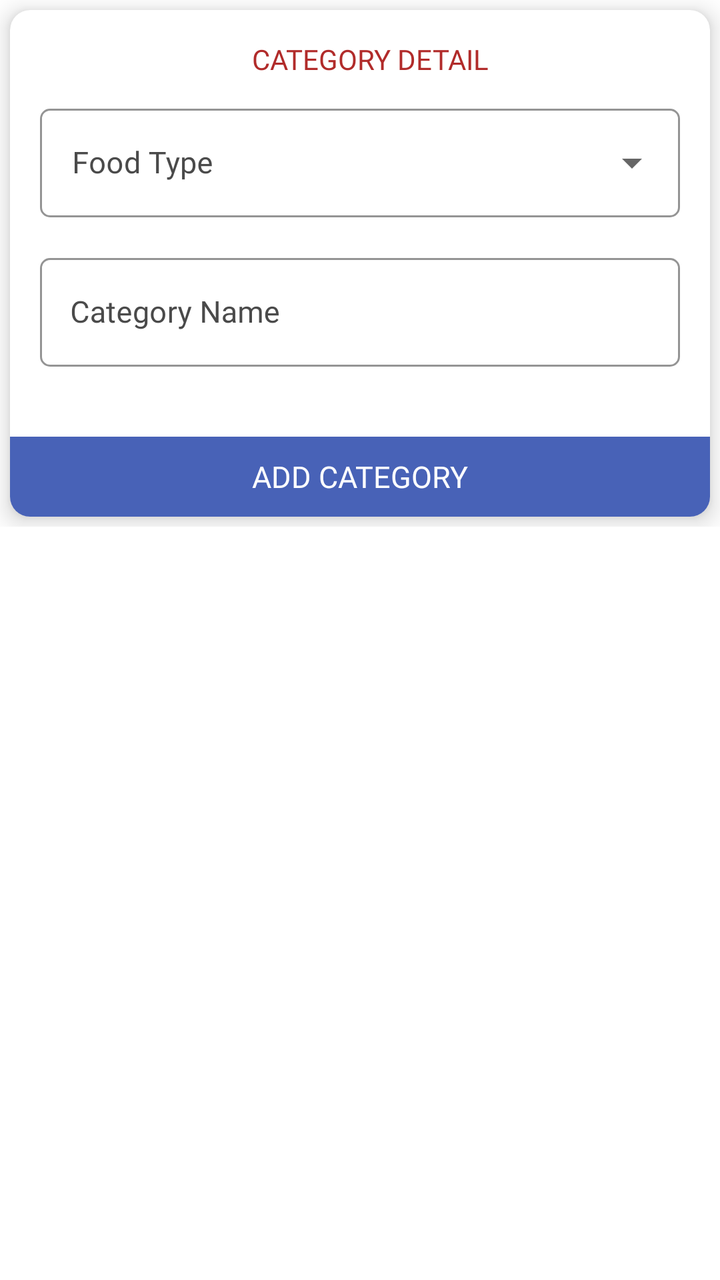
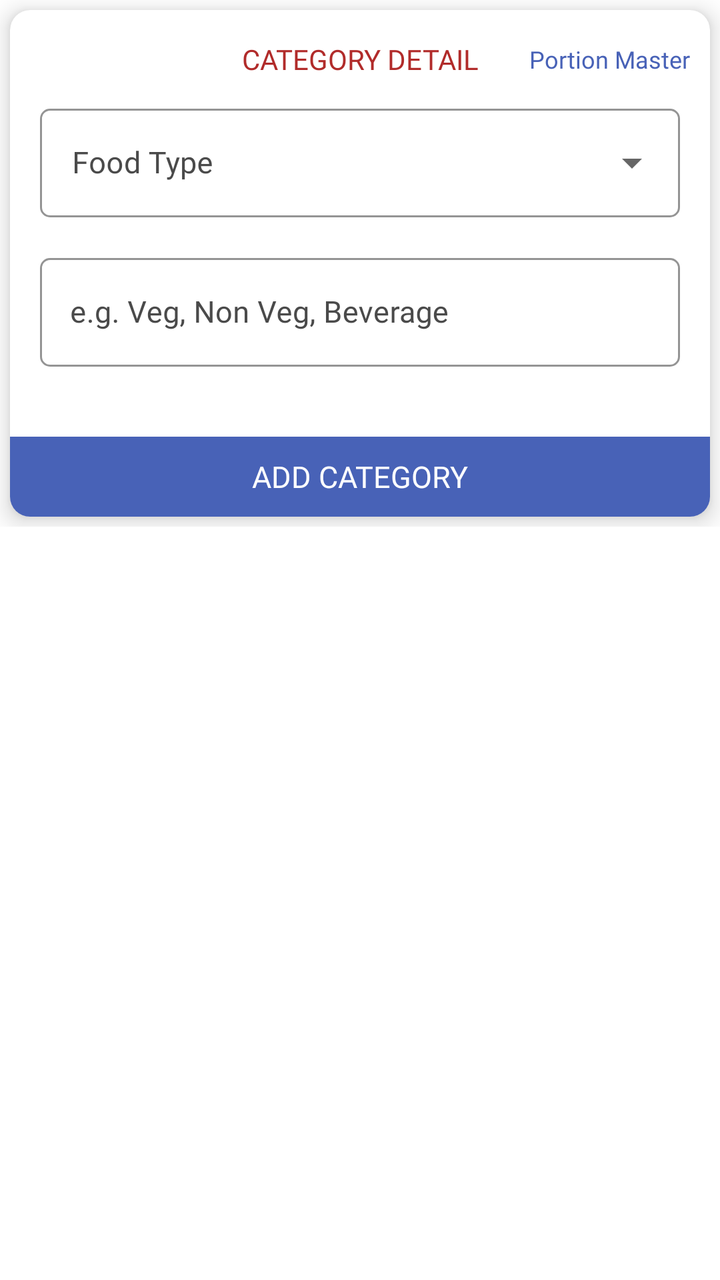

Compare the two renders of this Android layout. The source of the first and the diff that turns it into the second are given below.
<!-- AndroidManifest.xml: application theme AppTheme -->
<!-- res/layout/fragment_add_customer_product_category.xml -->
<?xml version="1.0" encoding="utf-8"?>
<LinearLayout xmlns:android="http://schemas.android.com/apk/res/android"
    xmlns:app="http://schemas.android.com/apk/res-auto"
    xmlns:tools="http://schemas.android.com/tools"
    android:layout_width="match_parent"
    android:layout_height="match_parent"
    android:orientation="vertical"
    tools:context=".Fragment.AddCustomerProductCategory">

    <androidx.core.widget.NestedScrollView
        android:layout_width="match_parent"
        android:layout_height="match_parent">

        <LinearLayout
            android:layout_width="match_parent"
            android:layout_height="match_parent"
            android:orientation="vertical">

            <androidx.cardview.widget.CardView
                android:layout_width="match_parent"
                android:layout_height="wrap_content"
                android:layout_margin="5dp"
                android:elevation="7dp"
                app:cardCornerRadius="10dp"
                app:cardElevation="7dp">

                <LinearLayout
                    android:layout_width="match_parent"
                    android:layout_height="wrap_content"
                    android:orientation="vertical">

                    <TextView
                        android:layout_width="wrap_content"
                        android:layout_height="wrap_content"
                        android:layout_gravity="center"
                        android:layout_marginStart="5dp"
                        android:layout_marginTop="15dp"
                        android:fontFamily="@font/poppinsbold"
                        android:gravity="center"
                        android:paddingStart="10dp"
                        android:paddingEnd="10dp"
                        android:text="CATEGORY DETAIL"
                        android:textColor="@color/textcolor" />

                    <com.google.android.material.textfield.TextInputLayout
                        style="@style/CustomDropDownTilStyle"
                        android:layout_width="match_parent"
                        android:layout_height="wrap_content"
                        android:layout_marginStart="15dp"
                        android:layout_marginTop="10dp"
                        android:layout_marginEnd="15dp"
                        android:hint="Food Type">

                        <AutoCompleteTextView
                            android:id="@+id/foodTypeSpinner"
                            android:layout_width="match_parent"
                            android:layout_height="wrap_content"
                            android:focusable="false"
                            android:fontFamily="@font/poppinsregular"
                            android:inputType="none"
                            android:singleLine="true"
                            android:textSize="15sp" />

                    </com.google.android.material.textfield.TextInputLayout>

                    <com.google.android.material.textfield.TextInputLayout
                        android:id="@+id/categoryNameLayout"
                        style="@style/Widget.MaterialComponents.TextInputLayout.OutlinedBox"
                        android:layout_width="match_parent"
                        android:layout_height="wrap_content"
                        android:layout_gravity="center"
                        android:layout_marginStart="15dp"
                        android:layout_marginTop="15dp"
                        android:layout_marginEnd="15dp"
                        android:layout_marginBottom="5dp"
                        android:gravity="center"
                        android:textColorHint="@color/light_black"
                        app:boxCornerRadiusBottomEnd="5dp"
                        app:boxCornerRadiusBottomStart="5dp"
                        app:boxCornerRadiusTopEnd="5dp"
                        app:boxCornerRadiusTopStart="5dp"
                        app:boxStrokeColor="@color/light_black">

                        <com.google.android.material.textfield.TextInputEditText
                            android:id="@+id/categoryName"
                            android:layout_width="match_parent"
                            android:layout_height="wrap_content"
                            android:drawableTint="@color/light_black"
                            android:fontFamily="@font/poppinsregular"
                            android:hint="Category Name"
                            android:imeOptions="actionNext"
                            android:inputType="textCapWords"
                            android:paddingStart="15dp"
                            android:paddingEnd="10dp"
                            android:singleLine="true"
                            android:textColor="@color/black"
                            android:textColorHint="@color/light_black"
                            android:textSize="15sp" />

                    </com.google.android.material.textfield.TextInputLayout>

                    <TextView
                        android:id="@+id/addCategory"
                        android:layout_width="match_parent"
                        android:layout_height="40dp"
                        android:layout_alignParentBottom="true"
                        android:layout_gravity="center"
                        android:layout_marginTop="30dp"
                        android:background="@color/colorPrimary"
                        android:fontFamily="@font/poppinsmedium"
                        android:gravity="center"
                        android:text="Add Category"
                        android:textAllCaps="true"
                        android:textColor="@color/white"
                        android:textSize="15sp" />

                </LinearLayout>

            </androidx.cardview.widget.CardView>

            <androidx.cardview.widget.CardView
                android:id="@+id/categoryListCardView"
                android:layout_width="match_parent"
                android:layout_height="wrap_content"
                android:layout_margin="5dp"
                android:elevation="7dp"
                android:visibility="gone"
                app:cardCornerRadius="5dp">

                <LinearLayout
                    android:layout_width="match_parent"
                    android:layout_height="wrap_content"
                    android:orientation="vertical">

                    <TextView
                        android:layout_width="wrap_content"
                        android:layout_height="wrap_content"
                        android:layout_gravity="center"
                        android:layout_marginStart="5dp"
                        android:layout_marginTop="10dp"
                        android:fontFamily="@font/poppinsbold"
                        android:gravity="center"
                        android:paddingStart="10dp"
                        android:paddingEnd="10dp"
                        android:text="CATEGORY LIST"
                        android:textColor="@color/textcolor" />

                    <LinearLayout
                        android:id="@+id/categoryLinearLayout"
                        android:layout_width="match_parent"
                        android:layout_height="wrap_content"
                        android:layout_marginStart="5dp"
                        android:layout_marginTop="10dp"
                        android:layout_marginEnd="5dp"
                        android:orientation="horizontal">

                        <TextView
                            android:layout_width="60dp"
                            android:layout_height="wrap_content"
                            android:layout_gravity="center"
                            android:fontFamily="@font/poppinsregular"
                            android:gravity="center"
                            android:paddingStart="5dp"
                            android:paddingEnd="5dp"
                            android:text="Sr. No"
                            android:textColor="@color/black"
                            android:textSize="15sp" />

                        <TextView
                            android:layout_width="match_parent"
                            android:layout_height="wrap_content"
                            android:layout_gravity="center"
                            android:layout_weight="1"
                            android:fontFamily="@font/poppinsregular"
                            android:gravity="center"
                            android:paddingStart="5dp"
                            android:paddingEnd="5dp"
                            android:text="Category Name"
                            android:textColor="@color/black"
                            android:textSize="15sp" />

                        <TextView
                            android:layout_width="100dp"
                            android:layout_height="wrap_content"
                            android:layout_gravity="center"
                            android:fontFamily="@font/poppinsregular"
                            android:gravity="center"
                            android:paddingStart="5dp"
                            android:paddingEnd="5dp"
                            android:text="Action"
                            android:textColor="@color/black"
                            android:textSize="15sp" />

                    </LinearLayout>

                    <View
                        android:layout_width="match_parent"
                        android:layout_height="1dp"
                        android:background="@color/black" />

                    <androidx.recyclerview.widget.RecyclerView
                        android:id="@+id/categoryRecyclerview"
                        android:layout_width="match_parent"
                        android:layout_height="match_parent"
                        android:layout_margin="3dp"
                        android:nestedScrollingEnabled="true"
                        android:padding="3dp" />

                </LinearLayout>

            </androidx.cardview.widget.CardView>

        </LinearLayout>

    </androidx.core.widget.NestedScrollView>

    <TextView
        android:id="@+id/noDataFound"
        android:layout_width="wrap_content"
        android:layout_height="wrap_content"
        android:layout_gravity="center"
        android:layout_marginTop="80dp"
        android:fontFamily="@font/poppinsmedium"
        android:gravity="center"
        android:paddingStart="10dp"
        android:paddingEnd="10dp"
        android:text="No Category Found\nPlease add new category"
        android:textColor="@color/black"
        android:textSize="17sp" />

</LinearLayout>
<!-- resources referenced by this layout -->
<resources>
  <color name="black">#000</color>
  <color name="colorPrimary">#4862b7</color>
  <color name="light_black">#4a4a4a</color>
  <color name="textcolor">#b12b2a</color>
  <color name="white">#fff</color>
  <style name="CustomDropDownTilStyle" parent="Widget.MaterialComponents.TextInputLayout.OutlinedBox.ExposedDropdownMenu">
          <item name="android:layout_width">match_parent</item>
          <item name="android:layout_height">wrap_content</item>
          <item name="android:textColorHint">@color/light_black</item>
          <item name="fontFamily">@font/poppinsregular</item>
          <item name="android:textSize">15sp</item>
          <item name="overlapAnchor">true</item>
          <item name="hintTextColor">@color/colorAccent</item>
          <item name="boxStrokeColor">@color/colorAccent</item>
          <item name="colorControlNormal">@color/colorAccent</item>
          <item name="colorControlActivated">@color/colorAccent</item>
          <item name="colorControlHighlight">@color/colorAccent</item>
          <item name="boxCornerRadiusBottomEnd">5dp</item>
          <item name="boxCornerRadiusBottomStart">5dp</item>
          <item name="boxCornerRadiusTopEnd">5dp</item>
          <item name="boxCornerRadiusTopStart">5dp</item>
      </style>
  <style name="AppTheme" parent="Theme.MaterialComponents.DayNight.NoActionBar">
          
          <item name="colorPrimary">@color/colorPrimary</item>
          <item name="colorPrimaryDark">@color/colorPrimary</item>
          <item name="colorAccent">@color/colorAccent</item>
          <item name="android:windowIsTranslucent">true</item>
          <item name="windowNoTitle">true</item>
          <item name="windowActionBar">false</item>
  
      </style>
  <color name="colorAccent">#000</color>
</resources>

<!-- the commit's change to res/layout/fragment_add_customer_product_category.xml (unified diff, before → after) -->
@@ -29,18 +29,34 @@
                     android:layout_height="wrap_content"
                     android:orientation="vertical">
 
-                    <TextView
-                        android:layout_width="wrap_content"
-                        android:layout_height="wrap_content"
-                        android:layout_gravity="center"
-                        android:layout_marginStart="5dp"
+                    <RelativeLayout
+                        android:layout_width="match_parent"
+                        android:layout_height="wrap_content"
+                        android:layout_marginStart="10dp"
                         android:layout_marginTop="15dp"
-                        android:fontFamily="@font/poppinsbold"
-                        android:gravity="center"
-                        android:paddingStart="10dp"
-                        android:paddingEnd="10dp"
-                        android:text="CATEGORY DETAIL"
-                        android:textColor="@color/textcolor" />
+                        android:layout_marginEnd="10dp">
+
+                        <TextView
+                            android:layout_width="wrap_content"
+                            android:layout_height="wrap_content"
+                            android:layout_centerInParent="true"
+                            android:fontFamily="@font/poppinsbold"
+                            android:gravity="center"
+                            android:text="CATEGORY DETAIL"
+                            android:textColor="@color/textcolor" />
+
+                        <TextView
+                            android:id="@+id/managePortionMaster"
+                            android:layout_width="wrap_content"
+                            android:layout_height="wrap_content"
+                            android:layout_alignParentEnd="true"
+                            android:layout_centerVertical="true"
+                            android:fontFamily="@font/poppinsmedium"
+                            android:text="Portion Master"
+                            android:textColor="@color/colorPrimary"
+                            android:textSize="12sp" />
+
+                    </RelativeLayout>
 
                     <com.google.android.material.textfield.TextInputLayout
                         style="@style/CustomDropDownTilStyle"
@@ -87,7 +103,7 @@
                             android:layout_height="wrap_content"
                             android:drawableTint="@color/light_black"
                             android:fontFamily="@font/poppinsregular"
-                            android:hint="Category Name"
+                            android:hint="e.g. Veg, Non Veg, Beverage"
                             android:imeOptions="actionNext"
                             android:inputType="textCapWords"
                             android:paddingStart="15dp"
